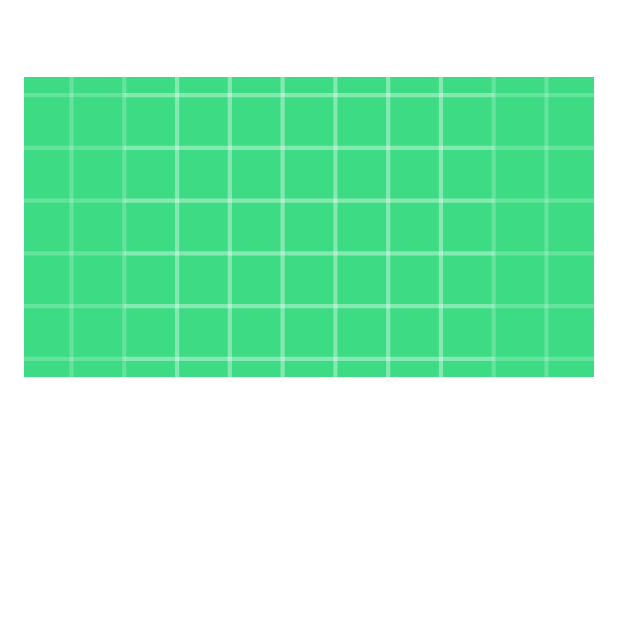
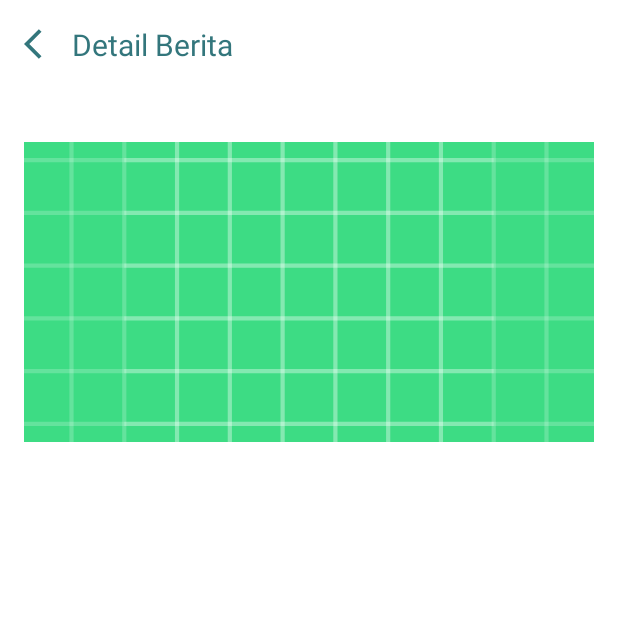
Before and after one commit to Isyara-App/MobileDevelopment, an Android app: the NewsDetailFragment screen opened through its navigation route, on a phone screen of 412 x 824 dp, the top half of it. Run offline under Robolectric (Android 15) with nearby library versions, the phone set to English and light mode, and no system bars.

Commit message:
tadi error ini moga ga conflict plis, add tombol back di detail berita

```diff
--- a/app/src/main/java/com/example/isyara/ui/news_detail/NewsDetailFragment.kt
+++ b/app/src/main/java/com/example/isyara/ui/news_detail/NewsDetailFragment.kt
@@ -5,6 +5,7 @@ import androidx.fragment.app.Fragment
 import android.view.LayoutInflater
 import android.view.View
 import android.view.ViewGroup
+import androidx.navigation.fragment.findNavController
 import com.example.isyara.R
 import com.example.isyara.databinding.FragmentNewsDetailBinding
 
@@ -27,7 +28,18 @@ class NewsDetailFragment : Fragment(R.layout.fragment_news_detail) {
         // Menampilkan data pada TextView yang sesuai
         binding.tvTitle.text = itemTitle
         binding.tvContent.text = itemDescription
+        // Menangani klik tombol back
 
+        binding.btnBack.setOnClickListener {
+            // Menggunakan findNavController() untuk navigasi kembali
+            findNavController().popBackStack()
+        }
+
+        // Menangani klik teks "Back to News List"
+        binding.tvBackText.setOnClickListener {
+            // Menggunakan findNavController() untuk navigasi kembali
+            findNavController().popBackStack()
+        }
         return binding.root
     }
 
--- a/app/src/main/res/layout/fragment_news_detail.xml
+++ b/app/src/main/res/layout/fragment_news_detail.xml
@@ -10,6 +10,35 @@
         android:layout_width="match_parent"
         android:layout_height="wrap_content"
         android:orientation="vertical">
+
+        <!-- Baris untuk Tombol Back dan Teks -->
+        <LinearLayout
+            android:layout_width="match_parent"
+            android:layout_height="wrap_content"
+            android:orientation="horizontal"
+            android:gravity="start|center_vertical"
+            android:layout_marginBottom="16dp">
+
+            <!-- Tombol Back -->
+            <ImageButton
+                android:id="@+id/btnBack"
+                android:layout_width="wrap_content"
+                android:layout_height="wrap_content"
+                android:src="@drawable/ic_back"
+                android:contentDescription="Back"
+                android:background="?android:attr/selectableItemBackground"
+                android:layout_marginEnd="8dp"/>
+
+            <!-- Teks di Sebelah Tombol Back -->
+            <TextView
+                android:id="@+id/tvBackText"
+                android:layout_width="wrap_content"
+                android:layout_height="wrap_content"
+                android:text="Detail Berita"
+                android:textSize="20sp"
+                android:textColor="@color/primary"/>
+
+        </LinearLayout>
 
         <!-- Judul Berita -->
         <TextView
```
Also changed, not shown: 1 other file.
